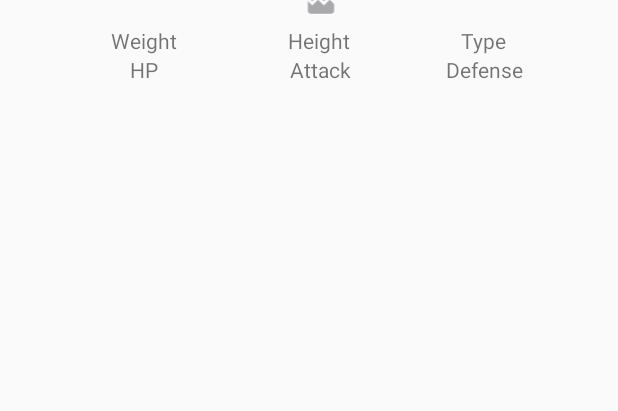
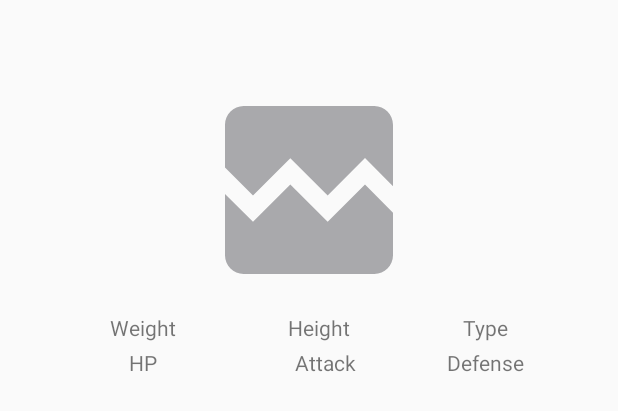
Before and after one commit to dariakorzhueva/pokeapi-client, an Android app: the layout fragment_detail.xml on its own in the app's theme, with its tools: preview values and no code run, on a phone screen of 412 x 824 dp. Shown: the top 411 px of the screen. Run offline under Robolectric (Android 15) with nearby library versions, the phone set to English and light mode, and no system bars.

Commit message:
Fix fragment detail layout

```diff
--- a/app/src/main/java/com/korzhueva/pokeapiclient/ui/PokeListFragment.kt
+++ b/app/src/main/java/com/korzhueva/pokeapiclient/ui/PokeListFragment.kt
@@ -28,13 +28,13 @@ class PokeListFragment : Fragment(){
         binding.viewModel = viewModel
 
         binding.photoGrid.adapter = PhotoGridAdapter(PhotoGridAdapter.OnClickListener{
-            viewModel.displayPropertyDetails(it)
+            viewModel.displayPokemonDetails(it)
         })
 
         viewModel.navigateToSelectedPokemon.observe(viewLifecycleOwner, Observer {
             if ( it != null ) {
                 this.findNavController().navigate(PokeListFragmentDirections.actionShowDetail(it))
-                viewModel.displayPropertyDetailsComplete()
+                viewModel.displayPokemonDetailsComplete()
             }
         })
 
--- a/app/src/main/java/com/korzhueva/pokeapiclient/ui/PokemonDetailFragment.kt
+++ b/app/src/main/java/com/korzhueva/pokeapiclient/ui/PokemonDetailFragment.kt
@@ -11,9 +11,7 @@ import com.korzhueva.pokeapiclient.databinding.FragmentDetailBinding
 import com.korzhueva.pokeapiclient.viewmodels.PokemonDetailViewModel
 
 class PokemonDetailFragment: Fragment() {
-    private val viewModel : PokemonDetailViewModel by lazy{
-        ViewModelProviders.of(this).get(PokemonDetailViewModel::class.java)
-    }
+
     override fun onCreateView(
         inflater: LayoutInflater,
         container: ViewGroup?,
@@ -23,7 +21,7 @@ class PokemonDetailFragment: Fragment() {
         val binding = FragmentDetailBinding.inflate(inflater)
         binding.setLifecycleOwner(this)
 
-        val pokemon = PokemonDetailFragmentArgs.fromBundle(requireArguments()).selectedProperty
+        val pokemon = PokemonDetailFragmentArgs.fromBundle(requireArguments()).selectedPokemon
         val viewModelFactory = PokemonDetailViewModelFactory(pokemon, application)
         binding.viewModel = ViewModelProviders.of(
             this, viewModelFactory).get(PokemonDetailViewModel::class.java)
--- a/app/src/main/java/com/korzhueva/pokeapiclient/viewmodels/PokeListViewModel.kt
+++ b/app/src/main/java/com/korzhueva/pokeapiclient/viewmodels/PokeListViewModel.kt
@@ -24,7 +24,6 @@ class PokeListViewModel : ViewModel() {
 
     private val _navigateToSelectedPokemon = MutableLiveData<PokemonItem>()
 
-    // The external immutable LiveData for the navigation property
     val navigateToSelectedPokemon: LiveData<PokemonItem>
         get() = _navigateToSelectedPokemon
 
@@ -36,11 +35,11 @@ class PokeListViewModel : ViewModel() {
         }
     }
 
-    fun displayPropertyDetails(pokemon: PokemonItem) {
+    fun displayPokemonDetails(pokemon: PokemonItem) {
         _navigateToSelectedPokemon.value = pokemon
     }
 
-    fun displayPropertyDetailsComplete() {
+    fun displayPokemonDetailsComplete() {
         _navigateToSelectedPokemon.value = null
     }
 
--- a/app/src/main/java/com/korzhueva/pokeapiclient/viewmodels/PokemonDetailViewModel.kt
+++ b/app/src/main/java/com/korzhueva/pokeapiclient/viewmodels/PokemonDetailViewModel.kt
@@ -5,12 +5,12 @@ import androidx.lifecycle.*
 import com.korzhueva.pokeapiclient.models.PokemonItem
 
 class PokemonDetailViewModel(pokemon: PokemonItem, app: Application) : AndroidViewModel(app) {
-    private val _selectedProperty = MutableLiveData<PokemonItem>()
+    private val _selectedPokemon = MutableLiveData<PokemonItem>()
 
-    val selectedProperty: LiveData<PokemonItem>
-        get() = _selectedProperty
+    val selectedPokemon: LiveData<PokemonItem>
+        get() = _selectedPokemon
 
     init {
-        _selectedProperty.value = pokemon
+        _selectedPokemon.value = pokemon
     }
 }
--- a/app/src/main/res/layout/fragment_detail.xml
+++ b/app/src/main/res/layout/fragment_detail.xml
@@ -11,86 +11,93 @@
 
     <androidx.constraintlayout.widget.ConstraintLayout
         android:layout_width="match_parent"
-        android:layout_height="match_parent">
+        android:layout_height="wrap_content">
 
         <ImageView
             android:id="@+id/pokemon_image"
-            android:layout_width="wrap_content"
-            android:layout_height="wrap_content"
-            app:layout_constraintBottom_toTopOf="parent"
+            android:layout_width="match_parent"
+            android:layout_height="160dp"
+            android:padding="5dp"
+            app:imageUrl="@{viewModel.selectedPokemon.sprite}"
+            app:layout_constraintBottom_toBottomOf="parent"
             app:layout_constraintEnd_toEndOf="parent"
-            app:layout_constraintHorizontal_bias="0.521"
+            app:layout_constraintHorizontal_bias="0.0"
             app:layout_constraintStart_toStartOf="parent"
             app:layout_constraintTop_toTopOf="parent"
-            android:padding="5dp"
+            app:layout_constraintVertical_bias="0.5"
             tools:src="@drawable/ic_broken_image" />
 
         <TextView
-            android:id="@+id/pokemon_weight"
+            android:id="@+id/pokemon_weight_tv"
             android:layout_width="wrap_content"
             android:layout_height="wrap_content"
-            app:layout_constraintEnd_toStartOf="@+id/pokemon_height"
+            android:padding="2dp"
+            android:text="Weight: "
+            app:layout_constraintEnd_toStartOf="@+id/pokemon_height_tv"
             app:layout_constraintHorizontal_bias="0.5"
             app:layout_constraintStart_toStartOf="parent"
             app:layout_constraintTop_toBottomOf="@id/pokemon_image"
-            android:text="Weight: "
             tools:text="Weight" />
 
         <TextView
-            android:id="@+id/pokemon_height"
+            android:id="@+id/pokemon_height_tv"
             android:layout_width="wrap_content"
             android:layout_height="wrap_content"
-            app:layout_constraintEnd_toStartOf="@+id/pokemon_type"
-
+            android:padding="2dp"
+            android:text="Height: "
+            app:layout_constraintEnd_toStartOf="@+id/pokemon_type_tv"
             app:layout_constraintHorizontal_bias="0.5"
-            app:layout_constraintStart_toEndOf="@+id/pokemon_weight"
+            app:layout_constraintStart_toEndOf="@+id/pokemon_weight_tv"
             app:layout_constraintTop_toBottomOf="@id/pokemon_image"
-            android:text="Height: "
             tools:text="Height" />
 
         <TextView
-            android:id="@+id/pokemon_type"
+            android:id="@+id/pokemon_type_tv"
             android:layout_width="wrap_content"
             android:layout_height="wrap_content"
+            android:padding="2dp"
+            android:text="Type: "
             app:layout_constraintEnd_toEndOf="parent"
             app:layout_constraintHorizontal_bias="0.5"
-            app:layout_constraintStart_toEndOf="@+id/pokemon_height"
+            app:layout_constraintStart_toEndOf="@+id/pokemon_height_tv"
             app:layout_constraintTop_toBottomOf="@id/pokemon_image"
-            android:text="Type: "
             tools:text="Type" />
 
         <TextView
-            android:id="@+id/pokemon_hp"
+            android:id="@+id/pokemon_hp_tv"
             android:layout_width="wrap_content"
             android:layout_height="wrap_content"
-            app:layout_constraintTop_toBottomOf="@id/pokemon_weight"
-            app:layout_constraintEnd_toStartOf="@+id/pokemon_height"
+            android:padding="2dp"
+            android:text="HP: "
+            app:layout_constraintEnd_toStartOf="@+id/pokemon_height_tv"
             app:layout_constraintHorizontal_bias="0.5"
             app:layout_constraintStart_toStartOf="parent"
-            android:text="HP: "
+            app:layout_constraintTop_toBottomOf="@id/pokemon_weight_tv"
             tools:text="HP" />
 
         <TextView
-            android:id="@+id/pokemon_attack"
+            android:id="@+id/pokemon_attack_tv"
             android:layout_width="wrap_content"
             android:layout_height="wrap_content"
-            app:layout_constraintEnd_toStartOf="@+id/pokemon_defense"
-            app:layout_constraintHorizontal_bias="0.583"
-            app:layout_constraintStart_toEndOf="@+id/pokemon_hp"
-            app:layout_constraintTop_toBottomOf="@id/pokemon_height"
+            android:padding="2dp"
             android:text="Attack: "
-            tools:text="Attack"/>
+            app:layout_constraintEnd_toStartOf="@+id/pokemon_defense_tv"
+            app:layout_constraintHorizontal_bias="0.608"
+            app:layout_constraintStart_toEndOf="@+id/pokemon_hp_tv"
+            app:layout_constraintTop_toBottomOf="@id/pokemon_height_tv"
+            tools:text="Attack" />
 
         <TextView
-            android:id="@+id/pokemon_defense"
+            android:id="@+id/pokemon_defense_tv"
             android:layout_width="wrap_content"
             android:layout_height="wrap_content"
-            app:layout_constraintTop_toBottomOf="@id/pokemon_type"
+            android:padding="2dp"
+            android:text="Defense: "
             app:layout_constraintEnd_toEndOf="parent"
             app:layout_constraintHorizontal_bias="0.5"
-            app:layout_constraintStart_toEndOf="@+id/pokemon_height"
-            android:text="Defense: "
-            tools:text="Defense"/>
+            app:layout_constraintStart_toEndOf="@+id/pokemon_height_tv"
+            app:layout_constraintTop_toBottomOf="@id/pokemon_type_tv"
+            tools:text="Defense" />
 
     </androidx.constraintlayout.widget.ConstraintLayout>
 </layout>
--- a/app/src/main/res/navigation/nav_graph.xml
+++ b/app/src/main/res/navigation/nav_graph.xml
@@ -20,7 +20,7 @@
         android:label="PokemonDetailFragment"
         tools:layout="@layout/fragment_detail">
         <argument
-            android:name="selectedProperty"
+            android:name="selectedPokemon"
             app:argType="com.korzhueva.pokeapiclient.models.PokemonItem" />
     </fragment>
 </navigation>
```
